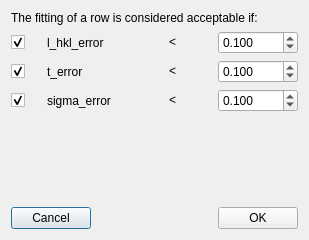
The window that ibeatles/ui/ui_kropff_good_fit_settings.ui (ornlneutronimaging/iBeatles) describes before a commit, drawn with Qt 5.
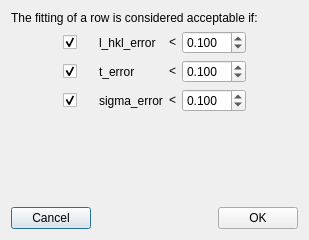
The same window after the commit.

Commit message: good fit settings is fully implemented. this refs #111

Diff of the .ui file:
```diff
--- a/ibeatles/ui/ui_kropff_good_fit_settings.ui
+++ b/ibeatles/ui/ui_kropff_good_fit_settings.ui
@@ -39,6 +39,40 @@
    <item>
     <layout class="QGridLayout" name="gridLayout">
      <item row="1" column="2">
+      <widget class="QLabel" name="t_error_label">
+       <property name="text">
+        <string>t_error</string>
+       </property>
+      </widget>
+     </item>
+     <item row="2" column="2">
+      <widget class="QLabel" name="sigma_error_label">
+       <property name="text">
+        <string>sigma_error</string>
+       </property>
+      </widget>
+     </item>
+     <item row="1" column="0">
+      <spacer name="horizontalSpacer_2">
+       <property name="orientation">
+        <enum>Qt::Horizontal</enum>
+       </property>
+       <property name="sizeHint" stdset="0">
+        <size>
+         <width>40</width>
+         <height>20</height>
+        </size>
+       </property>
+      </spacer>
+     </item>
+     <item row="0" column="2">
+      <widget class="QLabel" name="l_hkl_error_label">
+       <property name="text">
+        <string>l_hkl_error</string>
+       </property>
+      </widget>
+     </item>
+     <item row="1" column="3">
       <widget class="QLabel" name="t_label">
        <property name="text">
         <string>&lt;</string>
@@ -48,7 +82,7 @@
        </property>
       </widget>
      </item>
-     <item row="0" column="3">
+     <item row="0" column="4">
       <widget class="QDoubleSpinBox" name="lambda_hkl_doubleSpinBox">
        <property name="decimals">
         <number>3</number>
@@ -58,7 +92,7 @@
        </property>
       </widget>
      </item>
-     <item row="0" column="2">
+     <item row="0" column="3">
       <widget class="QLabel" name="l_hkl_label">
        <property name="text">
         <string>&lt;</string>
@@ -68,7 +102,7 @@
        </property>
       </widget>
      </item>
-     <item row="0" column="0">
+     <item row="0" column="1">
       <widget class="QCheckBox" name="lambda_hkl_checkBox">
        <property name="minimumSize">
         <size>
@@ -90,7 +124,7 @@
        </property>
       </widget>
      </item>
-     <item row="2" column="3">
+     <item row="2" column="4">
       <widget class="QDoubleSpinBox" name="sigma_doubleSpinBox">
        <property name="decimals">
         <number>3</number>
@@ -100,7 +134,7 @@
        </property>
       </widget>
      </item>
-     <item row="1" column="0">
+     <item row="1" column="1">
       <widget class="QCheckBox" name="tau_checkBox">
        <property name="text">
         <string/>
@@ -110,7 +144,7 @@
        </property>
       </widget>
      </item>
-     <item row="2" column="2">
+     <item row="2" column="3">
       <widget class="QLabel" name="sigma_label">
        <property name="text">
         <string>&lt;</string>
@@ -120,7 +154,7 @@
        </property>
       </widget>
      </item>
-     <item row="2" column="0">
+     <item row="2" column="1">
       <widget class="QCheckBox" name="sigma_checkBox">
        <property name="text">
         <string/>
@@ -130,7 +164,7 @@
        </property>
       </widget>
      </item>
-     <item row="1" column="3">
+     <item row="1" column="4">
       <widget class="QDoubleSpinBox" name="tau_doubleSpinBox">
        <property name="decimals">
         <number>3</number>
@@ -140,26 +174,18 @@
        </property>
       </widget>
      </item>
-     <item row="0" column="1">
-      <widget class="QLabel" name="l_hkl_error_label">
-       <property name="text">
-        <string>l_hkl_error</string>
+     <item row="1" column="5">
+      <spacer name="horizontalSpacer_3">
+       <property name="orientation">
+        <enum>Qt::Horizontal</enum>
        </property>
-      </widget>
-     </item>
-     <item row="1" column="1">
-      <widget class="QLabel" name="t_error_label">
-       <property name="text">
-        <string>t_error</string>
+       <property name="sizeHint" stdset="0">
+        <size>
+         <width>40</width>
+         <height>20</height>
+        </size>
        </property>
-      </widget>
-     </item>
-     <item row="2" column="1">
-      <widget class="QLabel" name="sigma_error_label">
-       <property name="text">
-        <string>sigma_error</string>
-       </property>
-      </widget>
+      </spacer>
      </item>
     </layout>
    </item>
```
The commit also changes 2 other files.
